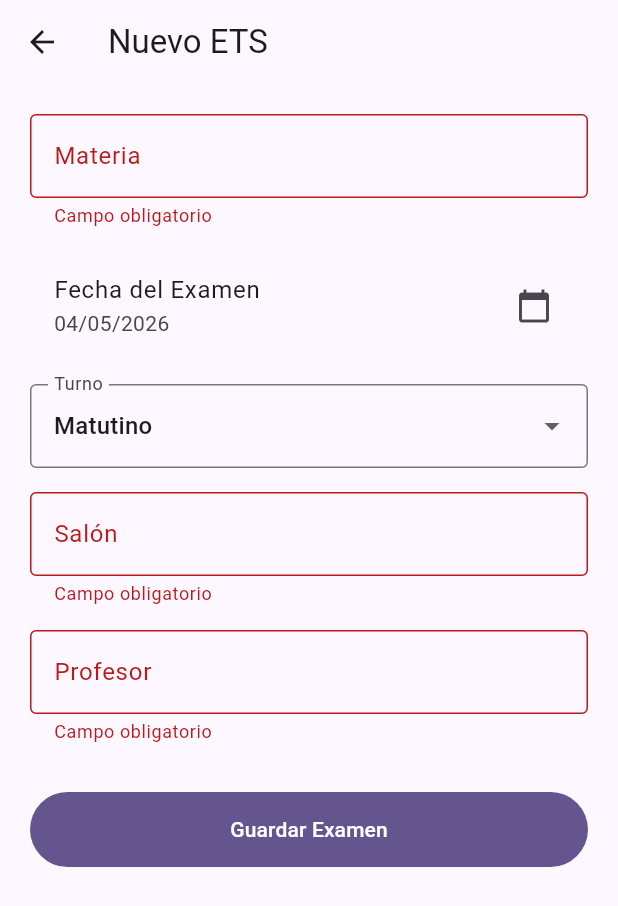
After one commit to Rebus2307/SistemaGestionETS-Moviles, a Flutter app: the EtsFormPage screen opened directly, after a tap on "Guardar Examen", on a phone screen of 412 x 824 dp. The commit adds this screen. Shown: the top 906 px of the screen. Run offline on Flutter 3.47's test engine with Material 3 defaults, Android fonts, the phone set to English and light mode, and no system bars; our stand-ins replace equatable, flutter_bloc, get_it, pdf, printing, shared_preferences; accounts and stored records are empty.

Commit message:
CRUD ETS

```diff
--- a/gestion_ets/lib/domain/repositories/ets_repository.dart
+++ b/gestion_ets/lib/domain/repositories/ets_repository.dart
@@ -11,4 +11,10 @@ abstract class EtsRepository {
 
   // Regla para el módulo administrativo / caché local
   Future<void> guardarEtsFavorito(EtsEntity ets);
+
+  /// Guarda un nuevo ETS o actualiza uno existente
+  Future<void> saveEts(EtsEntity ets);
+
+  /// Elimina un ETS usando su identificador único (ID)
+  Future<void> deleteEts(String id);
 }
--- /dev/null
+++ b/gestion_ets/lib/domain/usecases/delete_ets_usecase.dart
@@ -0,0 +1,11 @@
+import '../repositories/ets_repository.dart';
+
+class DeleteEtsUseCase {
+  final EtsRepository repository;
+
+  DeleteEtsUseCase(this.repository);
+
+  Future<void> call(String id) async {
+    await repository.deleteEts(id);
+  }
+}
--- /dev/null
+++ b/gestion_ets/lib/domain/usecases/save_ets_usecase.dart
@@ -0,0 +1,24 @@
+import '../entities/ets_entity.dart';
+import '../repositories/ets_repository.dart';
+
+class SaveEtsUseCase {
+  final EtsRepository repository;
+
+  SaveEtsUseCase(this.repository);
+
+  Future<void> call(EtsEntity ets) async {
+    // Regla de negocio pura: Validar que la fecha no sea en el pasado
+    // (Le restamos un día para permitir agendar exámenes para "hoy")
+    final hoy = DateTime.now().subtract(const Duration(days: 1));
+    if (ets.fecha.isBefore(hoy)) {
+      throw Exception('No puedes agendar un ETS en una fecha que ya pasó.');
+    }
+
+    // Regla de negocio: Validar campos vacíos
+    if (ets.materia.isEmpty || ets.salon.isEmpty || ets.profesor.isEmpty) {
+      throw Exception('Todos los campos de texto son obligatorios.');
+    }
+
+    await repository.saveEts(ets);
+  }
+}
--- /dev/null
+++ b/gestion_ets/lib/presentation/manage_ets/bloc/manage_ets_bloc.dart
@@ -0,0 +1,35 @@
+import 'package:flutter_bloc/flutter_bloc.dart';
+import '../../../domain/usecases/save_ets_usecase.dart';
+import '../../../domain/usecases/delete_ets_usecase.dart';
+import 'manage_ets_event.dart';
+import 'manage_ets_state.dart';
+
+class ManageEtsBloc extends Bloc<ManageEtsEvent, ManageEtsState> {
+  final SaveEtsUseCase saveEtsUseCase;
+  final DeleteEtsUseCase deleteEtsUseCase;
+
+  ManageEtsBloc({required this.saveEtsUseCase, required this.deleteEtsUseCase})
+    : super(ManageEtsInitial()) {
+    // Escuchar cuando el admin guarda un examen
+    on<SaveEtsEvent>((event, emit) async {
+      emit(ManageEtsLoading());
+      try {
+        await saveEtsUseCase(event.ets);
+        emit(const ManageEtsSuccess('El ETS se guardó correctamente.'));
+      } catch (e) {
+        emit(ManageEtsError(e.toString().replaceAll('Exception: ', '')));
+      }
+    });
+
+    // Escuchar cuando el admin borra un examen
+    on<DeleteEtsEvent>((event, emit) async {
+      emit(ManageEtsLoading());
+      try {
+        await deleteEtsUseCase(event.id);
+        emit(const ManageEtsSuccess('El ETS fue eliminado del sistema.'));
+      } catch (e) {
+        emit(ManageEtsError('Error al eliminar: $e'));
+      }
+    });
+  }
+}
--- /dev/null
+++ b/gestion_ets/lib/presentation/manage_ets/bloc/manage_ets_event.dart
@@ -0,0 +1,22 @@
+import 'package:equatable/equatable.dart';
+import '../../../domain/entities/ets_entity.dart';
+
+abstract class ManageEtsEvent extends Equatable {
+  const ManageEtsEvent();
+  @override
+  List<Object> get props => [];
+}
+
+class SaveEtsEvent extends ManageEtsEvent {
+  final EtsEntity ets;
+  const SaveEtsEvent(this.ets);
+  @override
+  List<Object> get props => [ets];
+}
+
+class DeleteEtsEvent extends ManageEtsEvent {
+  final String id;
+  const DeleteEtsEvent(this.id);
+  @override
+  List<Object> get props => [id];
+}
--- /dev/null
+++ b/gestion_ets/lib/presentation/manage_ets/bloc/manage_ets_state.dart
@@ -0,0 +1,25 @@
+import 'package:equatable/equatable.dart';
+
+abstract class ManageEtsState extends Equatable {
+  const ManageEtsState();
+  @override
+  List<Object> get props => [];
+}
+
+class ManageEtsInitial extends ManageEtsState {}
+
+class ManageEtsLoading extends ManageEtsState {}
+
+class ManageEtsSuccess extends ManageEtsState {
+  final String message;
+  const ManageEtsSuccess(this.message);
+  @override
+  List<Object> get props => [message];
+}
+
+class ManageEtsError extends ManageEtsState {
+  final String message;
+  const ManageEtsError(this.message);
+  @override
+  List<Object> get props => [message];
+}
--- /dev/null
+++ b/gestion_ets/lib/presentation/manage_ets/pages/ets_form_page.dart
@@ -0,0 +1,213 @@
+import 'package:flutter/material.dart';
+import 'package:flutter_bloc/flutter_bloc.dart';
+import 'package:intl/intl.dart';
+
+import '../../../domain/entities/ets_entity.dart';
+import '../../../injection_container.dart';
+import '../bloc/manage_ets_bloc.dart';
+import '../bloc/manage_ets_event.dart';
+import '../bloc/manage_ets_state.dart';
+
+class EtsFormPage extends StatefulWidget {
+  final EtsEntity? etsParaEditar;
+
+  const EtsFormPage({super.key, this.etsParaEditar});
+
+  @override
+  State<EtsFormPage> createState() => _EtsFormPageState();
+}
+
+class _EtsFormPageState extends State<EtsFormPage> {
+  final _formKey = GlobalKey<FormState>();
+
+  late TextEditingController _materiaController;
+  late TextEditingController _salonController;
+  late TextEditingController _profesorController;
+
+  DateTime _fechaSeleccionada = DateTime.now().add(const Duration(days: 7));
+  String _turnoSeleccionado = 'M';
+
+  @override
+  void initState() {
+    super.initState();
+    _materiaController = TextEditingController(
+      text: widget.etsParaEditar?.materia ?? '',
+    );
+    _salonController = TextEditingController(
+      text: widget.etsParaEditar?.salon ?? '',
+    );
+    _profesorController = TextEditingController(
+      text: widget.etsParaEditar?.profesor ?? '',
+    );
+
+    if (widget.etsParaEditar != null) {
+      _fechaSeleccionada = widget.etsParaEditar!.fecha;
+      _turnoSeleccionado = widget.etsParaEditar!.turno;
+    }
+  }
+
+  @override
+  void dispose() {
+    _materiaController.dispose();
+    _salonController.dispose();
+    _profesorController.dispose();
+    super.dispose();
+  }
+
+  @override
+  Widget build(BuildContext context) {
+    return BlocProvider(
+      create: (_) => sl<ManageEtsBloc>(),
+      child: BlocConsumer<ManageEtsBloc, ManageEtsState>(
+        listener: (context, state) {
+          if (state is ManageEtsSuccess) {
+            ScaffoldMessenger.of(context).showSnackBar(
+              SnackBar(
+                content: Text(state.message),
+                backgroundColor: Colors.green,
+              ),
+            );
+            Navigator.pop(context);
+          } else if (state is ManageEtsError) {
+            ScaffoldMessenger.of(context).showSnackBar(
+              SnackBar(
+                content: Text(state.message),
+                backgroundColor: Colors.red,
+              ),
+            );
+          }
+        },
+        builder: (context, state) {
+          return Scaffold(
+            appBar: AppBar(
+              title: Text(
+                widget.etsParaEditar == null ? 'Nuevo ETS' : 'Editar ETS',
+              ),
+            ),
+            body: SingleChildScrollView(
+              padding: const EdgeInsets.all(20.0),
+              child: Form(
+                key: _formKey,
+                child: Column(
+                  children: [
+                    TextFormField(
+                      controller: _materiaController,
+                      decoration: const InputDecoration(
+                        labelText: 'Materia',
+                        border: OutlineInputBorder(),
+                      ),
+                      validator: (v) =>
+                          (v == null || v.isEmpty) ? 'Campo obligatorio' : null,
+                    ),
+                    const SizedBox(height: 16),
+
+                    ListTile(
+                      title: const Text('Fecha del Examen'),
+                      subtitle: Text(
+                        DateFormat('dd/MM/yyyy').format(_fechaSeleccionada),
+                      ),
+                      trailing: const Icon(Icons.calendar_today),
+                      onTap: () async {
+                        final picked = await showDatePicker(
+                          context: context,
+                          initialDate: _fechaSeleccionada,
+                          firstDate: DateTime.now(),
+                          lastDate: DateTime(2027),
+                        );
+                        if (picked != null) {
+                          setState(() {
+                            _fechaSeleccionada = picked;
+                          });
+                        }
+                      },
+                    ),
+                    const SizedBox(height: 16),
+
+                    DropdownButtonFormField<String>(
+                      initialValue:
+                          _turnoSeleccionado, // Corregido de 'value' a 'initialValue'
+                      decoration: const InputDecoration(
+                        labelText: 'Turno',
+                        border: OutlineInputBorder(),
+                      ),
+                      items: const [
+                        DropdownMenuItem(value: 'M', child: Text('Matutino')),
+                        DropdownMenuItem(value: 'V', child: Text('Vespertino')),
+                      ],
+                      onChanged: (v) {
+                        if (v != null) {
+                          setState(() {
+                            _turnoSeleccionado = v;
+                          });
+                        }
+                      },
+                    ),
+                    const SizedBox(height: 16),
+
+                    TextFormField(
+                      controller: _salonController,
+                      decoration: const InputDecoration(
+                        labelText: 'Salón',
+                        border: OutlineInputBorder(),
+                      ),
+                      validator: (v) =>
+                          (v == null || v.isEmpty) ? 'Campo obligatorio' : null,
+                    ),
+                    const SizedBox(height: 16),
+
+                    TextFormField(
+                      controller: _profesorController,
+                      decoration: const InputDecoration(
+                        labelText: 'Profesor',
+                        border: OutlineInputBorder(),
+                      ),
+                      validator: (v) =>
+                          (v == null || v.isEmpty) ? 'Campo obligatorio' : null,
+                    ),
+                    const SizedBox(height: 32),
+
+                    SizedBox(
+                      width: double.infinity,
+                      height: 50,
+                      child: FilledButton(
+                        onPressed: state is ManageEtsLoading
+                            ? null
+                            : () {
+                                if (_formKey.currentState!.validate()) {
+                                  final nuevoEts = EtsEntity(
+                                    id:
+                                        widget.etsParaEditar?.id ??
+                                        DateTime.now().toIso8601String(),
+                                    materia: _materiaController.text,
+                                    fecha: _fechaSeleccionada,
+                                    turno: _turnoSeleccionado,
+                                    salon: _salonController.text,
+                                    profesor: _profesorController.text,
+                                  );
+                                  context.read<ManageEtsBloc>().add(
+                                    SaveEtsEvent(nuevoEts),
+                                  );
+                                }
+                              },
+                        child: state is ManageEtsLoading
+                            ? const SizedBox(
+                                height: 20,
+                                width: 20,
+                                child: CircularProgressIndicator(
+                                  color: Colors.white,
+                                  strokeWidth: 2,
+                                ),
+                              )
+                            : const Text('Guardar Examen'),
+                      ),
+                    ),
+                  ],
+                ),
+              ),
+            ),
+          );
+        },
+      ),
+    );
+  }
+}
--- a/gestion_ets/pubspec.yaml
+++ b/gestion_ets/pubspec.yaml
@@ -41,6 +41,7 @@ dependencies:
   equatable: ^2.0.8
   pdf: ^3.12.0
   printing: ^5.14.3
+  intl: ^0.20.2
 
 dev_dependencies:
   flutter_test:
```
Also changed, not shown: gestion_ets/lib/data/repositories/ets_repository_impl.dart (+20 -0 lines), gestion_ets/lib/domain/usecases/get_dashboard_stats_usecase.dart (added, +41 -0 lines), gestion_ets/lib/injection_container.dart (+22 -4 lines), gestion_ets/lib/presentation/auth/pages/login_page.dart (+8 -2 lines), gestion_ets/lib/presentation/dashboard/bloc/dashboard_bloc.dart (added, +30 -0 lines), gestion_ets/lib/presentation/dashboard/bloc/dashboard_event.dart (added, +10 -0 lines), gestion_ets/lib/presentation/dashboard/bloc/dashboard_state.dart (added, +38 -0 lines), gestion_ets/lib/presentation/dashboard/pages/dashboard_page.dart (added, +226 -0 lines), gestion_ets/pubspec.lock.
